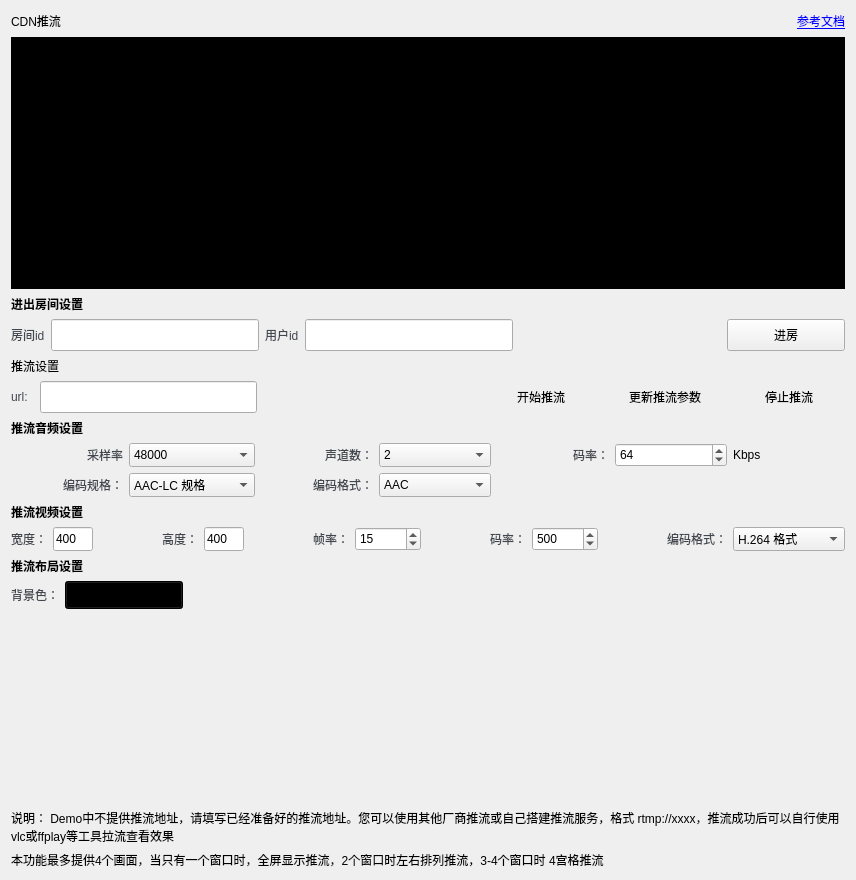
Before: the Qt Designer form Windows/src/Advanced/CDNStream/CDNStreamByServer.ui in volcengine/VolcEngineRTC, drawn with Qt 5.
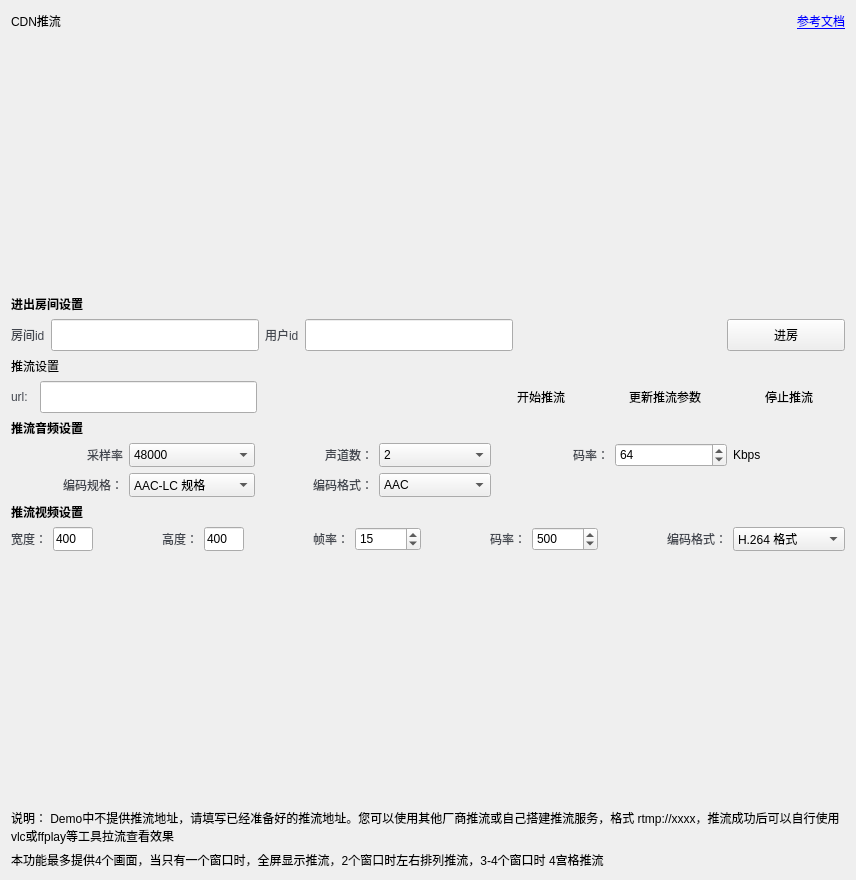
After: the same form once the commit is applied. Icons and pictures are not drawn. Custom widgets are drawn as their Qt base class.

Commit message: feat:macOS和Windows升级至3.60

```diff
--- a/Windows/src/Advanced/CDNStream/CDNStreamByServer.ui
+++ b/Windows/src/Advanced/CDNStream/CDNStreamByServer.ui
@@ -91,7 +91,7 @@
       </size>
      </property>
      <property name="styleSheet">
-      <string notr="true">background: black;</string>
+      <string notr="true"/>
      </property>
      <layout class="QHBoxLayout" name="horizontalLayout_6" stretch="1">
       <property name="spacing">
@@ -875,161 +875,6 @@
      </item>
     </layout>
    </item>
-   <item>
-    <widget class="QLabel" name="label_t5">
-     <property name="font">
-      <font>
-       <bold>true</bold>
-      </font>
-     </property>
-     <property name="text">
-      <string>推流布局设置</string>
-     </property>
-    </widget>
-   </item>
-   <item>
-    <layout class="QHBoxLayout" name="horizontalLayout_9">
-     <item>
-      <widget class="QLabel" name="label_19">
-       <property name="styleSheet">
-        <string notr="true">QLabel{color:#42464E; background-color:transparent;}</string>
-       </property>
-       <property name="text">
-        <string>背景色：</string>
-       </property>
-      </widget>
-     </item>
-     <item>
-      <widget class="QPushButton" name="btn_color">
-       <property name="minimumSize">
-        <size>
-         <width>118</width>
-         <height>28</height>
-        </size>
-       </property>
-       <property name="maximumSize">
-        <size>
-         <width>118</width>
-         <height>28</height>
-        </size>
-       </property>
-       <property name="palette">
-        <palette>
-         <active>
-          <colorrole role="Button">
-           <brush brushstyle="SolidPattern">
-            <color alpha="255">
-             <red>0</red>
-             <green>0</green>
-             <blue>0</blue>
-            </color>
-           </brush>
-          </colorrole>
-          <colorrole role="Base">
-           <brush brushstyle="SolidPattern">
-            <color alpha="255">
-             <red>0</red>
-             <green>0</green>
-             <blue>0</blue>
-            </color>
-           </brush>
-          </colorrole>
-          <colorrole role="Window">
-           <brush brushstyle="SolidPattern">
-            <color alpha="255">
-             <red>0</red>
-             <green>0</green>
-             <blue>0</blue>
-            </color>
-           </brush>
-          </colorrole>
-         </active>
-         <inactive>
-          <colorrole role="Button">
-           <brush brushstyle="SolidPattern">
-            <color alpha="255">
-             <red>0</red>
-             <green>0</green>
-             <blue>0</blue>
-            </color>
-           </brush>
-          </colorrole>
-          <colorrole role="Base">
-           <brush brushstyle="SolidPattern">
-            <color alpha="255">
-             <red>0</red>
-             <green>0</green>
-             <blue>0</blue>
-            </color>
-           </brush>
-          </colorrole>
-          <colorrole role="Window">
-           <brush brushstyle="SolidPattern">
-            <color alpha="255">
-             <red>0</red>
-             <green>0</green>
-             <blue>0</blue>
-            </color>
-           </brush>
-          </colorrole>
-         </inactive>
-         <disabled>
-          <colorrole role="Button">
-           <brush brushstyle="SolidPattern">
-            <color alpha="255">
-             <red>0</red>
-             <green>0</green>
-             <blue>0</blue>
-            </color>
-           </brush>
-          </colorrole>
-          <colorrole role="Base">
-           <brush brushstyle="SolidPattern">
-            <color alpha="255">
-             <red>0</red>
-             <green>0</green>
-             <blue>0</blue>
-            </color>
-           </brush>
-          </colorrole>
-          <colorrole role="Window">
-           <brush brushstyle="SolidPattern">
-            <color alpha="255">
-             <red>0</red>
-             <green>0</green>
-             <blue>0</blue>
-            </color>
-           </brush>
-          </colorrole>
-         </disabled>
-        </palette>
-       </property>
-       <property name="styleSheet">
-        <string notr="true">background-color: rgb(0, 0, 0);</string>
-       </property>
-       <property name="text">
-        <string/>
-       </property>
-       <property name="flat">
-        <bool>false</bool>
-       </property>
-      </widget>
-     </item>
-     <item>
-      <spacer name="horizontalSpacer_14">
-       <property name="orientation">
-        <enum>Qt::Horizontal</enum>
-       </property>
-       <property name="sizeHint" stdset="0">
-        <size>
-         <width>40</width>
-         <height>20</height>
-        </size>
-       </property>
-      </spacer>
-     </item>
-    </layout>
-   </item>
    <item>
     <spacer name="verticalSpacer">
      <property name="orientation">
```
The commit also changes 448 other files.
